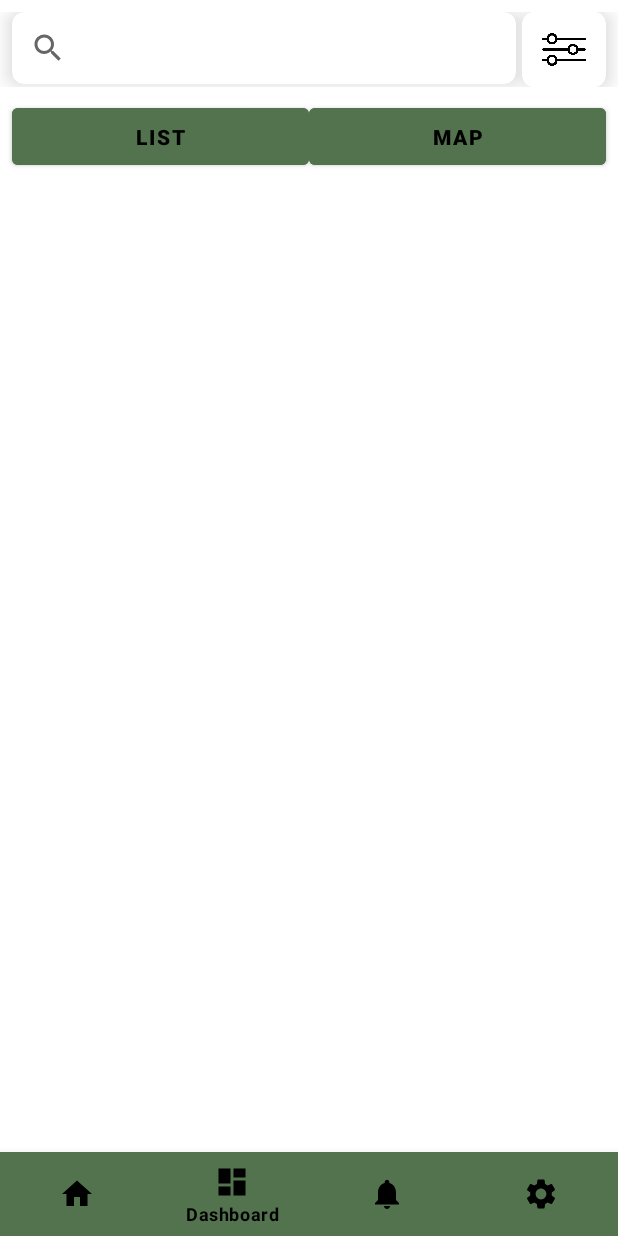
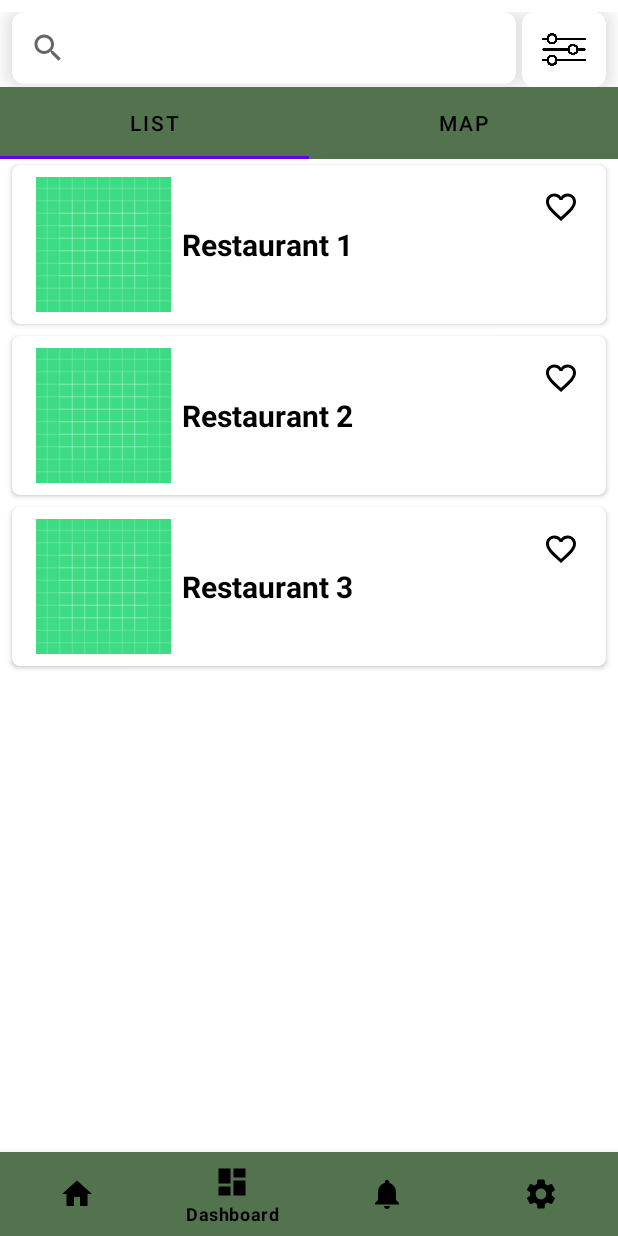
Before and after one commit to Peduli-Pangan-Bangkit-2023/Peduli-Pangan-Android, an Android app: the DashboardFragment screen opened through its navigation route, on a phone screen of 412 x 824 dp. Run offline under Robolectric (Android 15) with nearby library versions, the phone set to English and light mode, and no system bars; our stand-ins replace navigation-ui; libraries missing offline, so code that uses them is left out: de.hdodenhof.circleimageview; 4 statements that could not run were skipped.

Commit message:
update FragmentDashboard

```diff
--- a/app/build.gradle.kts
+++ b/app/build.gradle.kts
@@ -1,6 +1,7 @@
 plugins {
     id("com.android.application")
     id("org.jetbrains.kotlin.android")
+    id("com.google.android.libraries.mapsplatform.secrets-gradle-plugin")
 }
 
 android {
@@ -49,6 +50,7 @@ dependencies {
     implementation("androidx.navigation:navigation-fragment-ktx:2.7.5")
     implementation("androidx.navigation:navigation-ui-ktx:2.7.5")
     implementation("androidx.datastore:datastore-core:1.0.0")
+    implementation("com.google.android.gms:play-services-maps:18.1.0")
     testImplementation("junit:junit:4.13.2")
     androidTestImplementation("androidx.test.ext:junit:1.1.5")
     androidTestImplementation("androidx.test.espresso:espresso-core:3.5.1")
--- /dev/null
+++ b/app/src/main/java/com/alvintio/pedulipangan/adapter/RestaurantAdapter.kt
@@ -0,0 +1,40 @@
+package com.alvintio.pedulipangan.ui.list
+
+import android.view.LayoutInflater
+import android.view.View
+import android.view.ViewGroup
+import android.widget.ImageView
+import android.widget.TextView
+import androidx.recyclerview.widget.RecyclerView
+import com.alvintio.pedulipangan.R
+
+class RestaurantAdapter(private var restaurantList: List<String>) :
+    RecyclerView.Adapter<RestaurantAdapter.RestaurantViewHolder>() {
+
+    fun updateData(newList: List<String>) {
+        restaurantList = newList
+        notifyDataSetChanged()
+    }
+
+    class RestaurantViewHolder(itemView: View) : RecyclerView.ViewHolder(itemView) {
+        val restaurantName: TextView = itemView.findViewById(R.id.tv_restaurant)
+        val restaurantPhoto: ImageView = itemView.findViewById(R.id.iv_restaurant)
+    }
+
+    override fun onCreateViewHolder(parent: ViewGroup, viewType: Int): RestaurantViewHolder {
+        val itemView = LayoutInflater.from(parent.context)
+            .inflate(R.layout.restaurant_list, parent, false)
+        return RestaurantViewHolder(itemView)
+    }
+
+    override fun onBindViewHolder(holder: RestaurantViewHolder, position: Int) {
+        val currentRestaurant = restaurantList[position]
+        holder.restaurantName.text = currentRestaurant
+        holder.restaurantPhoto.setImageResource(R.drawable.ic_launcher_background)
+    }
+
+    override fun getItemCount(): Int {
+        return restaurantList.size
+    }
+
+}
--- a/app/src/main/java/com/alvintio/pedulipangan/ui/dashboard/DashboardFragment.kt
+++ b/app/src/main/java/com/alvintio/pedulipangan/ui/dashboard/DashboardFragment.kt
@@ -1,18 +1,26 @@
 package com.alvintio.pedulipangan.ui.dashboard
 
+import android.annotation.SuppressLint
 import android.os.Bundle
-import android.view.LayoutInflater
-import android.view.View
-import android.view.ViewGroup
-import android.widget.TextView
+import android.view.*
+import androidx.appcompat.widget.SearchView
 import androidx.fragment.app.Fragment
 import androidx.lifecycle.ViewModelProvider
+import androidx.viewpager2.widget.ViewPager2
+import com.alvintio.pedulipangan.R
 import com.alvintio.pedulipangan.databinding.FragmentDashboardBinding
+import com.alvintio.pedulipangan.ui.list.RestaurantAdapter
+import com.google.android.material.tabs.TabLayout
+import com.google.android.material.tabs.TabLayoutMediator
 
 class DashboardFragment : Fragment() {
     private var _binding: FragmentDashboardBinding? = null
     private val binding get() = _binding!!
 
+    private lateinit var adapter: RestaurantAdapter
+    private lateinit var restaurantList: List<String>
+
+    @SuppressLint("UseCompatLoadingForColorStateLists")
     override fun onCreateView(
         inflater: LayoutInflater,
         container: ViewGroup?,
@@ -24,6 +32,40 @@ class DashboardFragment : Fragment() {
         _binding = FragmentDashboardBinding.inflate(inflater, container, false)
         val root: View = binding.root
 
+        val viewPager: ViewPager2 = root.findViewById(R.id.viewPager)
+        val adapter = DashboardPagerAdapter(requireActivity())
+        viewPager.adapter = adapter
+
+        val searchView = binding.searchView
+        searchView.isFocusable = true
+        searchView.isFocusableInTouchMode = true
+        searchView.isClickable = true
+        searchView.setOnQueryTextListener(object : SearchView.OnQueryTextListener {
+            override fun onQueryTextSubmit(query: String?): Boolean {
+                return true
+            }
+
+            override fun onQueryTextChange(newText: String?): Boolean {
+                handleSearchQuery(newText)
+                return true
+            }
+        })
+
+        val tabLayout: TabLayout = root.findViewById(R.id.tabLayout)
+        tabLayout.setBackgroundColor(resources.getColor(R.color.dark_green))
+        tabLayout.tabTextColors = resources.getColorStateList(R.color.black)
+        TabLayoutMediator(tabLayout, viewPager) { tab, position ->
+            tab.text = when (position) {
+                0 -> getString(R.string.list_dashboard)
+                1 -> getString(R.string.map_dashboard)
+                else -> throw IllegalArgumentException("Invalid position")
+            }
+        }.attach()
+
+        val filterButton = binding.filterButton
+        filterButton.setOnClickListener {
+        }
+
         return root
     }
 
@@ -31,4 +73,13 @@ class DashboardFragment : Fragment() {
         super.onDestroyView()
         _binding = null
     }
+
+    private fun handleSearchQuery(query: String?) {
+        val filteredList = restaurantList.filter { restaurant ->
+            restaurant.contains(query.orEmpty(), ignoreCase = true)
+        }
+
+        adapter.updateData(filteredList)
+    }
+
 }
--- /dev/null
+++ b/app/src/main/java/com/alvintio/pedulipangan/ui/dashboard/DashboardPagerAdapter.kt
@@ -0,0 +1,23 @@
+package com.alvintio.pedulipangan.ui.dashboard
+
+import androidx.fragment.app.Fragment
+import androidx.fragment.app.FragmentActivity
+import androidx.viewpager2.adapter.FragmentStateAdapter
+import com.alvintio.pedulipangan.ui.list.ListFragment
+import com.alvintio.pedulipangan.ui.map.MapsFragment
+
+class DashboardPagerAdapter(fragmentActivity: FragmentActivity) :
+    FragmentStateAdapter(fragmentActivity) {
+
+    override fun getItemCount(): Int {
+        return 2 // Assuming you have two fragments (list and map)
+    }
+
+    override fun createFragment(position: Int): Fragment {
+        return when (position) {
+            0 -> ListFragment() as Fragment // Replace with your actual list fragment class
+            1 -> MapsFragment()// Replace with your actual map fragment class
+            else -> throw IllegalArgumentException("Invalid position")
+        }
+    }
+}
--- a/app/src/main/java/com/alvintio/pedulipangan/ui/dashboard/DashboardViewModel.kt
+++ b/app/src/main/java/com/alvintio/pedulipangan/ui/dashboard/DashboardViewModel.kt
@@ -6,8 +6,4 @@ import androidx.lifecycle.ViewModel
 
 class DashboardViewModel : ViewModel() {
 
-    private val _text = MutableLiveData<String>().apply {
-        value = "This is dashboard Fragment"
-    }
-    val text: LiveData<String> = _text
 }
--- /dev/null
+++ b/app/src/main/java/com/alvintio/pedulipangan/ui/list/ListFragment.kt
@@ -0,0 +1,30 @@
+package com.alvintio.pedulipangan.ui.list
+
+import android.os.Bundle
+import androidx.fragment.app.Fragment
+import android.view.LayoutInflater
+import android.view.View
+import android.view.ViewGroup
+import androidx.recyclerview.widget.LinearLayoutManager
+import androidx.recyclerview.widget.RecyclerView
+import com.alvintio.pedulipangan.R
+
+class ListFragment : Fragment() {
+    override fun onCreateView(
+        inflater: LayoutInflater, container: ViewGroup?,
+        savedInstanceState: Bundle?
+    ): View? {
+        val view = inflater.inflate(R.layout.fragment_list, container, false)
+        val recyclerView: RecyclerView = view.findViewById(R.id.recyclerView)
+
+        val restaurantList: List<String> = listOf("Restaurant 1", "Restaurant 2", "Restaurant 3")
+
+        val adapter = RestaurantAdapter(restaurantList)
+
+        recyclerView.layoutManager = LinearLayoutManager(requireContext())
+
+        recyclerView.adapter = adapter
+
+        return view
+    }
+}
--- a/app/src/main/res/layout/fragment_dashboard.xml
+++ b/app/src/main/res/layout/fragment_dashboard.xml
@@ -1,5 +1,6 @@
 <?xml version="1.0" encoding="utf-8"?>
-<androidx.constraintlayout.widget.ConstraintLayout xmlns:android="http://schemas.android.com/apk/res/android"
+<androidx.constraintlayout.widget.ConstraintLayout
+    xmlns:android="http://schemas.android.com/apk/res/android"
     xmlns:app="http://schemas.android.com/apk/res-auto"
     xmlns:tools="http://schemas.android.com/tools"
     android:layout_width="match_parent"
@@ -54,51 +55,24 @@
 
     </LinearLayout>
 
-    <LinearLayout
-        android:id="@+id/buttonsContainer"
+    <com.google.android.material.tabs.TabLayout
+        android:id="@+id/tabLayout"
         android:layout_width="0dp"
-        android:layout_height="50dp"
-        android:layout_marginTop="8dp"
-        android:orientation="horizontal"
+        android:layout_height="wrap_content"
         app:layout_constraintTop_toBottomOf="@id/searchFilterContainer"
         app:layout_constraintStart_toStartOf="parent"
-        app:layout_constraintEnd_toEndOf="parent">
+        app:layout_constraintEnd_toEndOf="parent"
+        app:tabMode="fixed"
+        app:tabGravity="fill" />
 
-        <Button
-            android:id="@+id/listButton"
-            android:layout_width="0dp"
-            android:layout_height="50dp"
-            android:layout_weight="1"
-            android:layout_marginStart="8dp"
-            android:text="@string/list_dashboard"
-            android:textColor="@color/black"
-            android:textStyle="bold"
-            android:backgroundTint="@color/dark_green"/>
-
-        <Button
-            android:id="@+id/mapButton"
-            android:layout_width="0dp"
-            android:layout_height="50dp"
-            android:layout_weight="1"
-            android:layout_marginEnd="8dp"
-            android:text="@string/map_dashboard"
-            android:textColor="@color/black"
-            android:textStyle="bold"
-            android:backgroundTint="@color/dark_green" />
-
-    </LinearLayout>
-
-    <androidx.recyclerview.widget.RecyclerView
-        android:id="@+id/recyclerView"
+    <androidx.viewpager2.widget.ViewPager2
+        android:id="@+id/viewPager"
         android:layout_width="0dp"
         android:layout_height="0dp"
-        android:layout_marginTop="8dp"
+        app:layout_constraintTop_toBottomOf="@id/tabLayout"
+        app:layout_constraintStart_toStartOf="parent"
+        app:layout_constraintEnd_toEndOf="parent"
         app:layout_constraintBottom_toBottomOf="parent"
-        app:layout_constraintEnd_toEndOf="parent"
-        app:layout_constraintHorizontal_bias="1.0"
-        app:layout_constraintStart_toStartOf="parent"
-        app:layout_constraintTop_toBottomOf="@id/buttonsContainer"
-        app:layout_constraintVertical_bias="1.0"
-        tools:listitem="@layout/food_list" />
+        app:layout_constraintVertical_bias="1.0"/>
 
 </androidx.constraintlayout.widget.ConstraintLayout>
--- /dev/null
+++ b/app/src/main/res/layout/fragment_list.xml
@@ -0,0 +1,14 @@
+<?xml version="1.0" encoding="utf-8"?>
+<FrameLayout xmlns:android="http://schemas.android.com/apk/res/android"
+    xmlns:tools="http://schemas.android.com/tools"
+    android:layout_width="match_parent"
+    android:layout_height="match_parent"
+    tools:context=".ui.list.ListFragment">
+
+    <androidx.recyclerview.widget.RecyclerView
+        android:id="@+id/recyclerView"
+        android:layout_width="match_parent"
+        android:layout_height="match_parent"
+        tools:listitem="@layout/restaurant_list" />
+
+</FrameLayout>
--- a/app/src/main/res/values/strings.xml
+++ b/app/src/main/res/values/strings.xml
@@ -46,4 +46,5 @@
     <string name="rating_dummy">10</string>
     <string name="list_dashboard">List</string>
     <string name="map_dashboard">Map</string>
+    <string name="title_activity_maps">MapsActivity</string>
 </resources>
--- a/build.gradle.kts
+++ b/build.gradle.kts
@@ -2,4 +2,5 @@
 plugins {
     id("com.android.application") version "8.1.2" apply false
     id("org.jetbrains.kotlin.android") version "1.9.0" apply false
+    id("com.google.android.libraries.mapsplatform.secrets-gradle-plugin") version "2.0.1" apply false
 }
```
Also changed, not shown: app/src/main/AndroidManifest.xml (+7 -2 lines), app/src/main/java/com/alvintio/pedulipangan/ui/map/MapsFragment.kt (added, +63 -0 lines), app/src/main/res/layout/fragment_maps.xml (added, +14 -0 lines), app/src/main/res/layout/restaurant_list.xml (renamed from app/src/main/res/layout/food_list.xml, +1 -19 lines).
